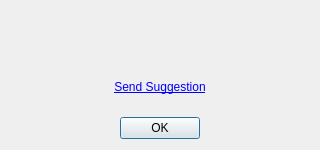
Before: the Qt Designer form VisualStatistics/AboutDialog.ui in kery/MacVisTat, drawn with Qt 5.
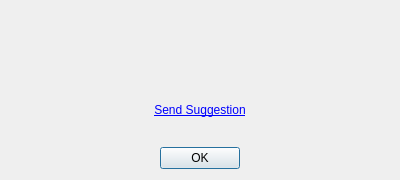
After: the same form once the commit is applied.

```diff
--- a/VisualStatistics/AboutDialog.ui
+++ b/VisualStatistics/AboutDialog.ui
@@ -6,8 +6,8 @@
    <rect>
     <x>0</x>
     <y>0</y>
-    <width>320</width>
-    <height>150</height>
+    <width>400</width>
+    <height>180</height>
    </rect>
   </property>
   <property name="windowTitle">
```
